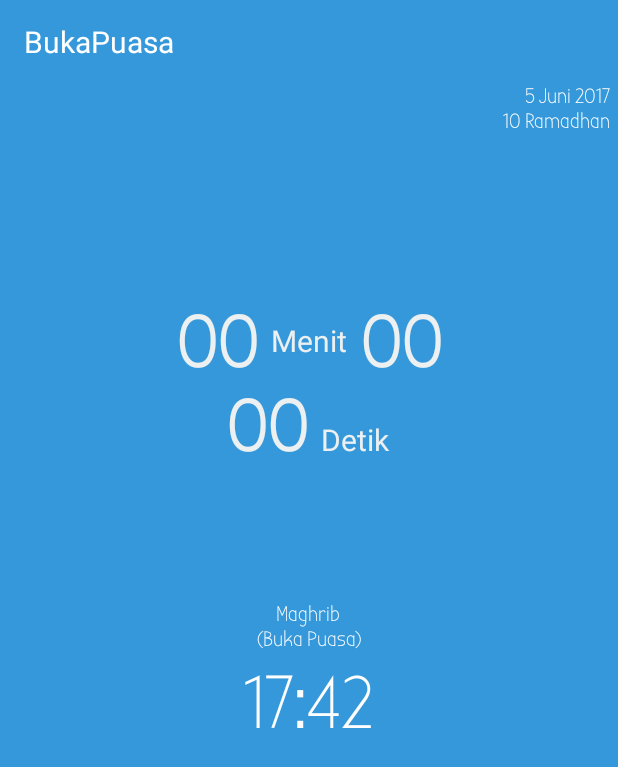
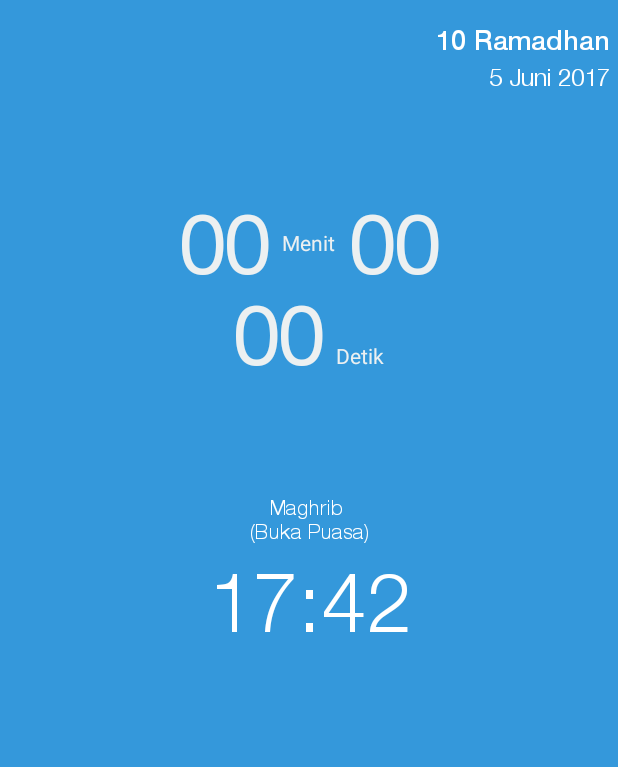
Before and after one commit to abdymm/Kapan-Buka-Puasa, an Android app: the MainActivity screen opened directly, with no data from a screen before it, on a phone screen of 412 x 824 dp. Shown: the top 767 px of the screen. Run offline under Robolectric (Android 15) with nearby library versions, the phone set to English and light mode, and no system bars; our stand-ins replace Timber; libraries missing offline, so code that uses them is left out: com.raizlabs.android; 2 statements that could not run were skipped.

Commit message:
feat(masehi to hijr convertion date)

```diff
--- a/app/build.gradle
+++ b/app/build.gradle
@@ -44,6 +44,10 @@ dependencies {
     compile "com.github.Raizlabs.DBFlow:dbflow-core:$rootProject.dbflowVersion"
     compile "com.github.Raizlabs.DBFlow:dbflow:$rootProject.dbflowVersion"
 
+    //time
+    compile "joda-time:joda-time:$rootProject.jodaVersion"
+
+
     //countdownview
     compile project(':countdownview')
 
--- a/app/src/main/java/com/abdymalikmulky/bukapuasaapp/app/ui/main/MainActivity.java
+++ b/app/src/main/java/com/abdymalikmulky/bukapuasaapp/app/ui/main/MainActivity.java
@@ -59,6 +59,7 @@ public class MainActivity extends AppCompatActivity implements CountdownView.OnC
         initRepoPresenter();
 
 
+
     }
 
     private void setCountdown(long timeBukaPuasa){
@@ -102,9 +103,10 @@ public class MainActivity extends AppCompatActivity implements CountdownView.OnC
         setFont();
     }
     private void setFont(){
-        Typeface tf =Typeface.createFromAsset(getAssets(),"font/bubbler_one.ttf");
+        Typeface tf =Typeface.createFromAsset(getAssets(),"font/helveticanueu.ttf");
+        Typeface tfBold =Typeface.createFromAsset(getAssets(),"font/helveticanueu_b.ttf");
 
-        tvDateHijr.setTypeface(tf);
+        tvDateHijr.setTypeface(tfBold);
         tvDateMasehi.setTypeface(tf);
         tvLabelMaghrib.setTypeface(tf);
         tvTimeMaghrib.setTypeface(tf);
@@ -185,8 +187,9 @@ public class MainActivity extends AppCompatActivity implements CountdownView.OnC
         long timeBukaPuasa = dateTimeUtil.getTimeDiff(dateMaghrib);
         setCountdown(timeBukaPuasa);
 
-        tvDateMasehi.setText(date);
         tvTimeMaghrib.setText(DateTimeUtil.removeSecondInStringTime(maghrib));
+        tvDateMasehi.setText(DateTimeUtil.getTodayIndonesia());
+        tvDateHijr.setText(DateTimeUtil.getTodayHijr());
     }
 
     @Override
--- a/app/src/main/java/com/abdymalikmulky/bukapuasaapp/app/ui/splash/SplashActivity.java
+++ b/app/src/main/java/com/abdymalikmulky/bukapuasaapp/app/ui/splash/SplashActivity.java
@@ -30,6 +30,7 @@ public class SplashActivity extends AppCompatActivity implements SplashContract.
         cityRepo = new CityRepo(new CityLocal(), new CityRemote());
 
         splashPresenter = new SplashPresenter(cityRepo, jadwalRepo, this);
+
     }
 
     @Override
--- a/app/src/main/res/layout/activity_main.xml
+++ b/app/src/main/res/layout/activity_main.xml
@@ -25,19 +25,11 @@
                 android:text="@string/app_title"
                 android:textSize="@dimen/title_text_size"
                 android:gravity="center_vertical"
-                android:textColor="@color/colorText"/>
+                android:textColor="@color/colorText"
+                android:visibility="gone"/>
         </android.support.v7.widget.Toolbar>
     </android.support.design.widget.AppBarLayout>
 
-    <TextView
-        android:id="@+id/tv_date_masehi"
-        android:layout_width="wrap_content"
-        android:layout_height="wrap_content"
-        android:text="@string/dummy_date_masehi"
-        android:textColor="@color/colorText"
-        android:layout_below="@+id/appBar"
-        android:layout_alignParentEnd="true"
-        android:layout_marginEnd="@dimen/layout_margin_end"/>
 
     <TextView
         android:id="@+id/tv_date_hijr"
@@ -46,9 +38,23 @@
         android:text="@string/dummy_date_hijr"
         android:textStyle="bold"
         android:textColor="@color/colorText"
-        android:layout_below="@+id/tv_date_masehi"
+        android:textSize="@dimen/text_size_date_hijr"
         android:layout_alignParentEnd="true"
+        android:layout_marginTop="16dp"
         android:layout_marginEnd="@dimen/layout_margin_end"/>
+
+    <TextView
+        android:id="@+id/tv_date_masehi"
+        android:layout_width="wrap_content"
+        android:layout_height="wrap_content"
+        android:text="@string/dummy_date_masehi"
+        android:textColor="@color/colorText"
+        android:textSize="@dimen/text_size_date_masehi"
+        android:layout_alignParentEnd="true"
+        android:layout_below="@+id/tv_date_hijr"
+        android:layout_marginTop="4dp"
+        android:layout_marginEnd="@dimen/layout_margin_end"/>
+
 
 
     <RelativeLayout
@@ -56,7 +62,8 @@
         android:layout_width="match_parent"
         android:layout_height="wrap_content"
         android:layout_below="@+id/tv_date_hijr"
-        android:layout_margin="@dimen/box_cdv_margin">
+        android:layout_marginTop="@dimen/box_cdv_margin"
+        android:layout_marginBottom="@dimen/box_cdv_margin">
         <cn.iwgang.countdownview.CountdownView
             android:id="@+id/cv_countdownViewHour"
             android:layout_width="match_parent"
@@ -95,7 +102,7 @@
             app:suffixSecondLeftMargin="10dp"
             app:suffixSecondRightMargin="10dp"
             app:suffixTextColor="#ecf0f1"
-            app:suffixTextSize="20sp"
+            app:suffixTextSize="@dimen/cdv_suffix_text_size"
             app:timeTextColor="#ecf0f1"
             app:timeTextSize="@dimen/cdv_time_text_size"
             app:isTimeTextBold="true"
--- a/app/src/main/res/values/dimens.xml
+++ b/app/src/main/res/values/dimens.xml
@@ -4,12 +4,14 @@
 
     <dimen name="layout_margin_end">5dp</dimen>
 
-    <dimen name="box_cdv_margin">100dp</dimen>
+    <dimen name="box_cdv_margin">85dp</dimen>
 
     <dimen name="cdv_margin_right_left">10dp</dimen>
-    <dimen name="cdv_time_text_size">50sp</dimen>
-    <dimen name="cdv_suffix_text_size">20sp</dimen>
+    <dimen name="cdv_time_text_size">54sp</dimen>
+    <dimen name="cdv_suffix_text_size">14sp</dimen>
 
     <dimen name="margin_between_component_text">5dp</dimen>
+    <dimen name="text_size_date_hijr">18sp</dimen>
+    <dimen name="text_size_date_masehi">16sp</dimen>
 
 </resources>
--- a/build.gradle
+++ b/build.gradle
@@ -54,4 +54,6 @@ ext {
     jobqueueVersion = "2.0.1"
 
     eventBusVersion = "3.0.0"
+
+    jodaVersion = "2.9.9"
 }
--- a/countdownview/src/main/java/cn/iwgang/countdownview/BaseCountdown.java
+++ b/countdownview/src/main/java/cn/iwgang/countdownview/BaseCountdown.java
@@ -153,7 +153,7 @@ class BaseCountdown {
      * initialize Paint
      */
     protected void initPaint() {
-        Typeface tf =Typeface.createFromAsset(mContext.getAssets(),"font/bubbler_one.ttf");
+        Typeface tf =Typeface.createFromAsset(mContext.getAssets(),"font/helveticanueu.ttf");
 
         // time text
         mTimeTextPaint = new Paint(Paint.ANTI_ALIAS_FLAG);
```
Also changed, not shown: app/src/main/java/com/abdymalikmulky/bukapuasaapp/app/data/city/CityRepo.java (+21 -0 lines), app/src/main/java/com/abdymalikmulky/bukapuasaapp/util/DateTimeUtil.java (+46 -2 lines), app/src/main/assets/font/bubbler_one.ttf (deleted), app/src/main/assets/font/helveticanueu.ttf (added), app/src/main/assets/font/helveticanueu_b.ttf (added), app/src/main/assets/font/vibur.ttf (deleted).
